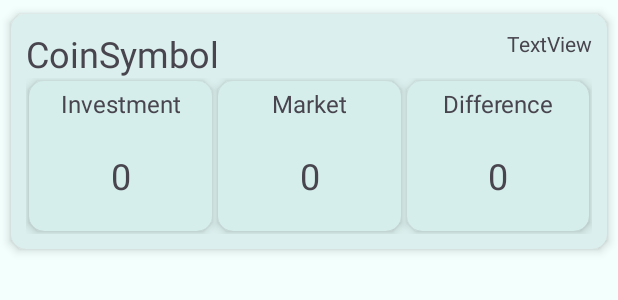
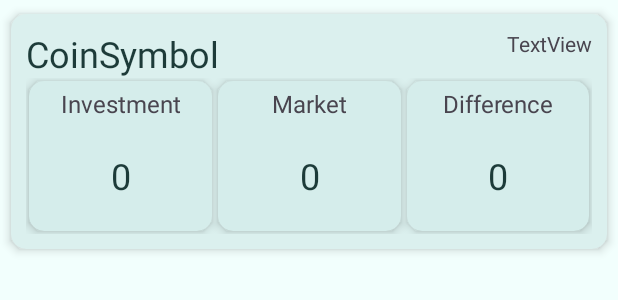
Before and after one commit to YashPindiwala/CryptoTracker, an Android app: the layout recycler_item_layout_investment.xml on its own in the app's theme, with its tools: preview values and no code run, on a phone screen of 412 x 824 dp. Shown: the top 300 px of the screen. Run offline under Robolectric (Android 15) with nearby library versions, the phone set to English and light mode, and no system bars; network calls fail.

Commit message:
changed colors for text

```diff
--- a/app/src/main/res/layout/recycler_item_layout_investment.xml
+++ b/app/src/main/res/layout/recycler_item_layout_investment.xml
@@ -22,6 +22,7 @@
             android:layout_marginStart="10dp"
             android:layout_marginTop="10dp"
             android:text="CoinSymbol"
+            android:textColor="@color/material_on_background_emphasis_high_type"
             android:textSize="@dimen/value24"
             app:layout_constraintStart_toStartOf="parent"
             app:layout_constraintTop_toTopOf="parent" />
@@ -69,6 +70,7 @@
                         android:layout_width="wrap_content"
                         android:layout_height="wrap_content"
                         android:text="0"
+                        android:textColor="@color/material_on_background_emphasis_high_type"
                         android:textSize="@dimen/value24"
                         app:layout_constraintBottom_toBottomOf="parent"
                         app:layout_constraintEnd_toEndOf="parent"
@@ -97,6 +99,7 @@
                         android:layout_width="wrap_content"
                         android:layout_height="wrap_content"
                         android:text="0"
+                        android:textColor="@color/material_on_background_emphasis_high_type"
                         android:textSize="@dimen/value24"
                         app:layout_constraintBottom_toBottomOf="parent"
                         app:layout_constraintEnd_toEndOf="parent"
@@ -149,6 +152,7 @@
                         android:layout_width="wrap_content"
                         android:layout_height="wrap_content"
                         android:text="0"
+                        android:textColor="@color/material_on_background_emphasis_high_type"
                         android:textSize="@dimen/value24"
                         app:layout_constraintBottom_toBottomOf="parent"
                         app:layout_constraintEnd_toEndOf="parent"
--- a/app/src/main/res/layout/recycler_item_layout_list_favorite.xml
+++ b/app/src/main/res/layout/recycler_item_layout_list_favorite.xml
@@ -33,6 +33,7 @@
             android:layout_height="wrap_content"
             android:layout_marginStart="20dp"
             android:text="Coin"
+            android:textColor="@color/material_on_background_emphasis_high_type"
             android:textSize="@dimen/value24"
             app:layout_constraintBottom_toBottomOf="parent"
             app:layout_constraintStart_toEndOf="@+id/favCoinLogo"
--- a/app/src/main/res/layout/recycler_item_layout_listing.xml
+++ b/app/src/main/res/layout/recycler_item_layout_listing.xml
@@ -19,6 +19,7 @@
             android:layout_marginStart="10dp"
             android:layout_marginTop="10dp"
             android:text="Coin"
+            android:textColor="@color/material_on_background_emphasis_high_type"
             android:textSize="@dimen/value24"
             app:layout_constraintStart_toStartOf="parent"
             app:layout_constraintTop_toTopOf="parent" />
@@ -30,6 +31,7 @@
             android:layout_marginTop="10dp"
             android:layout_marginEnd="10dp"
             android:text="Symbol"
+            android:textColor="@color/material_on_background_emphasis_high_type"
             android:textSize="@dimen/value24"
             app:layout_constraintEnd_toEndOf="parent"
             app:layout_constraintTop_toTopOf="parent" />
```
